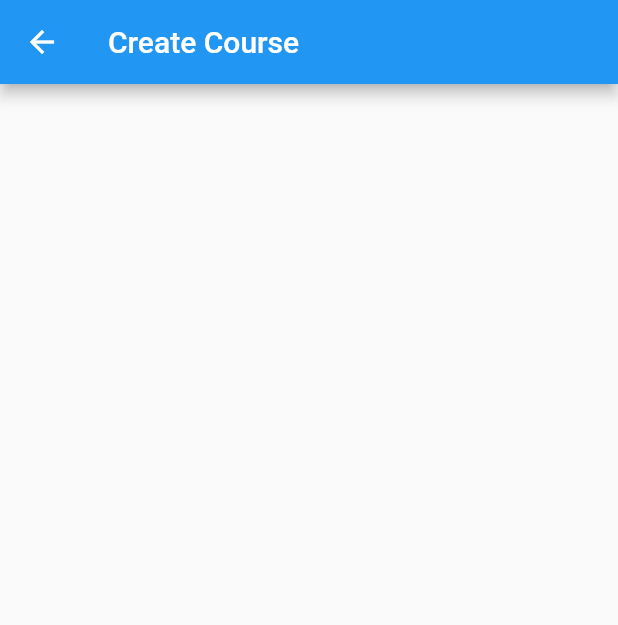
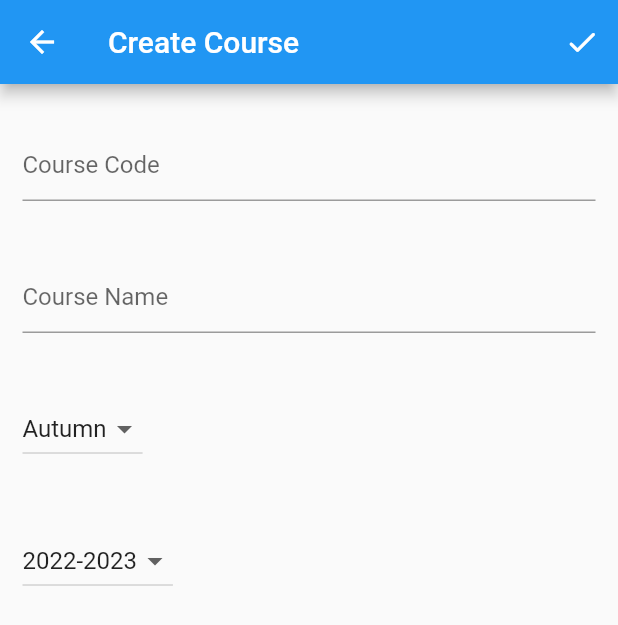
Before and after one commit to thecodepapaya/fase, a Flutter app: the CreateCourseView screen opened by its route, on a phone screen of 412 x 824 dp. Shown: the top 625 px of the screen. Run offline on Flutter 3.47's test engine with Material 2 defaults, Android fonts, the phone set to English and light mode, and no system bars; our stand-ins replace auto_route, connectivity_plus, device_info_plus, flutter_riverpod, flutter_secure_storage, package_info_plus; missing offline and left inert: network_info_plus, safe_device; accounts and stored records are empty.

Commit message:
Add UI for course creation

```diff
--- a/lib/app/core_widgets/scaffold.dart
+++ b/lib/app/core_widgets/scaffold.dart
@@ -5,6 +5,7 @@ class FScaffold extends StatelessWidget {
   final Widget? body;
   final Widget? drawer;
   final Widget? floatingActionButton;
+  final Widget? appBarActionButton;
 
   const FScaffold({
     Key? key,
@@ -12,13 +13,24 @@ class FScaffold extends StatelessWidget {
     this.body,
     this.drawer,
     this.floatingActionButton,
+    this.appBarActionButton,
   }) : super(key: key);
 
   @override
   Widget build(BuildContext context) {
+    final showAppBar = appBarActionButton != null || title != null;
+
     return Scaffold(
-      appBar: title != null ? AppBar(title: Text(title!)) : null,
-      body: body,
+      appBar: showAppBar
+          ? AppBar(
+              title: Text(title ?? ''),
+              actions: [appBarActionButton ?? Container()],
+            )
+          : null,
+      body: Padding(
+        padding: const EdgeInsets.symmetric(vertical: 30, horizontal: 15),
+        child: body,
+      ),
       drawer: drawer,
       floatingActionButton: floatingActionButton,
     );
--- /dev/null
+++ b/lib/app/pages/create_course/helper.dart
@@ -0,0 +1,6 @@
+part of 'view.dart';
+
+class SemesterEnum {
+  static const autumn = 'Autumn';
+  static const winter = 'Winter';
+}
--- a/lib/app/pages/create_course/view.dart
+++ b/lib/app/pages/create_course/view.dart
@@ -6,20 +6,49 @@ import '../../../domain/entities/course.dart';
 import '../../utils/enums.dart';
 
 part 'controller.dart';
+part 'helper.dart';
+part 'widgets/course_code_field.dart';
+part 'widgets/course_name_field.dart';
+part 'widgets/semester_drop_down.dart';
+part 'widgets/year_drop_down.dart';
 
 class CreateCourseView extends ConsumerWidget {
   final Course? course;
 
-  const CreateCourseView({
+  CreateCourseView({
     Key? key,
     this.course,
   }) : super(key: key);
 
+  final _globalKey = GlobalKey<FormState>();
+
   @override
   Widget build(BuildContext context, WidgetRef ref) {
+    final controller = ref.watch(_vsProvider.notifier);
+
     return FScaffold(
       title: 'Create Course',
-      body: Container(),
+      appBarActionButton: IconButton(
+        onPressed: controller.onCourseSaved,
+        icon: const Icon(Icons.check_rounded),
+      ),
+      body: Form(
+        key: _globalKey,
+        child: SingleChildScrollView(
+          child: Column(
+            crossAxisAlignment: CrossAxisAlignment.start,
+            children: const [
+              CourseCodeField(),
+              SizedBox(height: 40),
+              CourseNameField(),
+              SizedBox(height: 40),
+              SemesterDropDown(),
+              SizedBox(height: 40),
+              YearDropDown(),
+            ],
+          ),
+        ),
+      ),
     );
   }
 }
--- /dev/null
+++ b/lib/app/pages/create_course/widgets/course_code_field.dart
@@ -0,0 +1,22 @@
+part of '../view.dart';
+
+class CourseCodeField extends ConsumerWidget {
+  const CourseCodeField({Key? key}) : super(key: key);
+
+  @override
+  Widget build(BuildContext context, WidgetRef ref) {
+    final initialCourseCode = ref.watch(_vsProvider.select((state) => state.course?.courseCode));
+    final controller = ref.watch(_vsProvider.notifier);
+
+    return TextFormField(
+      controller: controller.courseCodeController,
+      autocorrect: true,
+      autovalidateMode: AutovalidateMode.onUserInteraction,
+      onChanged: controller.onCourseCodeChanged,
+      decoration: const InputDecoration(
+        hintText: 'Course Code',
+      ),
+      initialValue: initialCourseCode,
+    );
+  }
+}
--- /dev/null
+++ b/lib/app/pages/create_course/widgets/course_name_field.dart
@@ -0,0 +1,22 @@
+part of '../view.dart';
+
+class CourseNameField extends ConsumerWidget {
+  const CourseNameField({Key? key}) : super(key: key);
+
+  @override
+  Widget build(BuildContext context, WidgetRef ref) {
+    final initialCourseName = ref.watch(_vsProvider.select((state) => state.course?.courseName));
+    final controller = ref.watch(_vsProvider.notifier);
+
+    return TextFormField(
+      controller: controller.courseNameController,
+      autocorrect: true,
+      autovalidateMode: AutovalidateMode.onUserInteraction,
+      onChanged: controller.onCourseNameChanged,
+      decoration: const InputDecoration(
+        hintText: 'Course Name',
+      ),
+      initialValue: initialCourseName,
+    );
+  }
+}
--- /dev/null
+++ b/lib/app/pages/create_course/widgets/semester_drop_down.dart
@@ -0,0 +1,26 @@
+part of '../view.dart';
+
+class SemesterDropDown extends ConsumerWidget {
+  const SemesterDropDown({Key? key}) : super(key: key);
+
+  @override
+  Widget build(BuildContext context, WidgetRef ref) {
+    final selectedSemester = ref.watch(_vsProvider.select((state) => state.selectedSemester));
+    final controller = ref.watch(_vsProvider.notifier);
+
+    return DropdownButton<String>(
+      value: selectedSemester,
+      items: const <DropdownMenuItem<String>>[
+        DropdownMenuItem(
+          value: SemesterEnum.autumn,
+          child: Text(SemesterEnum.autumn),
+        ),
+        DropdownMenuItem(
+          value: SemesterEnum.winter,
+          child: Text(SemesterEnum.winter),
+        ),
+      ],
+      onChanged: controller.onSemesterDropDownChanged,
+    );
+  }
+}
--- /dev/null
+++ b/lib/app/pages/create_course/widgets/year_drop_down.dart
@@ -0,0 +1,25 @@
+part of '../view.dart';
+
+class YearDropDown extends ConsumerWidget {
+  const YearDropDown({Key? key}) : super(key: key);
+
+  @override
+  Widget build(BuildContext context, WidgetRef ref) {
+    final selectedAcademicYear = ref.watch(_vsProvider.select((state) => state.selectedAcademicYear));
+    final academicYearsList = ref.watch(_vsProvider.select((state) => state.academicYearsList));
+    final controller = ref.watch(_vsProvider.notifier);
+
+    return DropdownButton<String>(
+      value: selectedAcademicYear,
+      items: academicYearsList.map(_mapYearsToDropDownMenuItems).toList(),
+      onChanged: controller.onYearDropDownChanged,
+    );
+  }
+
+  DropdownMenuItem<String> _mapYearsToDropDownMenuItems(String academicYear) {
+    return DropdownMenuItem(
+      value: academicYear,
+      child: Text(academicYear),
+    );
+  }
+}
--- a/lib/app/pages/startup_check/view.dart
+++ b/lib/app/pages/startup_check/view.dart
@@ -20,9 +20,7 @@ class StartUpCheckView extends ConsumerWidget {
     return FScaffold(
       title: 'Startup Check',
       drawer: const SideDrawer(),
-      body: Padding(
-        padding: const EdgeInsets.symmetric(vertical: 20, horizontal: 30),
-        child: Center(
+      body: Center(
         child: SingleChildScrollView(
           child: Column(
             children: const [
@@ -33,7 +31,6 @@ class StartUpCheckView extends ConsumerWidget {
           ),
         ),
       ),
-      ),
     );
   }
 }
--- a/lib/app/utils/guards/auth_guard.dart
+++ b/lib/app/utils/guards/auth_guard.dart
@@ -6,8 +6,9 @@ import '../router/app_router.dart';
 class AuthGuard extends AutoRouteGuard {
   @override
   void onNavigation(NavigationResolver resolver, StackRouter router) async {
+    // TODO remove this and add actual auth
     debugPrint('onNavigation');
-    final authenticated = await Future.delayed(const Duration(seconds: 3), () {
+    final authenticated = await Future.delayed(const Duration(seconds: 0), () {
       return true;
     });
 
```
Also changed, not shown: lib/app/pages/create_course/controller.dart (+60 -12 lines). Lines whose indentation alone changed are shown as unchanged.
